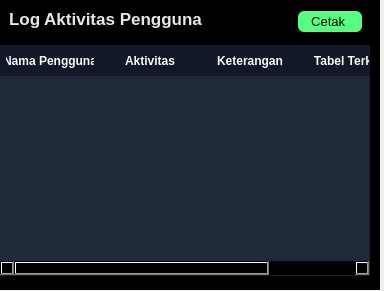
The window that ui/components/table_aktivitas.ui (efraimurelpalodang/tugas-akhir-visual-3) describes before a commit, drawn with Qt 5.
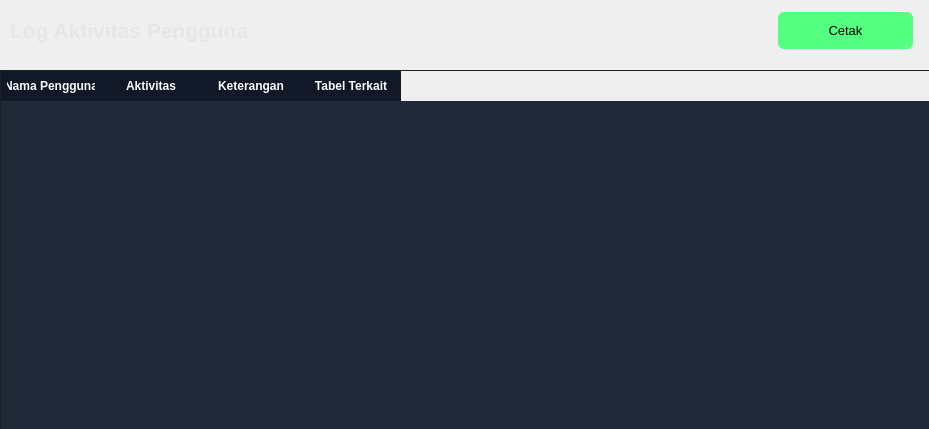
The same window after the commit.

```diff
--- a/ui/components/table_aktivitas.ui
+++ b/ui/components/table_aktivitas.ui
@@ -6,123 +6,20 @@
    <rect>
     <x>0</x>
     <y>0</y>
-    <width>384</width>
-    <height>291</height>
+    <width>929</width>
+    <height>429</height>
    </rect>
   </property>
   <property name="windowTitle">
    <string>Form</string>
   </property>
-  <widget class="QWidget" name="widget" native="true">
-   <property name="geometry">
-    <rect>
-     <x>-1</x>
-     <y>-1</y>
-     <width>381</width>
-     <height>291</height>
-    </rect>
-   </property>
-   <property name="styleSheet">
-    <string notr="true">background-color: rgb(0, 0, 0);</string>
-   </property>
-   <layout class="QVBoxLayout" name="verticalLayout">
-    <item>
-     <widget class="QFrame" name="frame">
-      <property name="maximumSize">
-       <size>
-        <width>16777215</width>
-        <height>40</height>
-       </size>
-      </property>
-      <property name="styleSheet">
-       <string notr="true">background-color: rgb(0, 0, 0);</string>
-      </property>
-      <property name="frameShape">
-       <enum>QFrame::StyledPanel</enum>
-      </property>
-      <property name="frameShadow">
-       <enum>QFrame::Raised</enum>
-      </property>
-      <layout class="QHBoxLayout" name="horizontalLayout">
-       <item>
-        <widget class="QLabel" name="label">
-         <property name="font">
-          <font>
-           <pointsize>13</pointsize>
-           <weight>75</weight>
-           <bold>true</bold>
-          </font>
-         </property>
-         <property name="styleSheet">
-          <string notr="true">color: rgb(230, 230, 230);</string>
-         </property>
-         <property name="text">
-          <string>Log Aktivitas Pengguna</string>
-         </property>
-        </widget>
-       </item>
-       <item>
-        <widget class="QPushButton" name="btn_report_aktivitas_user">
-         <property name="minimumSize">
-          <size>
-           <width>20</width>
-           <height>25</height>
-          </size>
-         </property>
-         <property name="maximumSize">
-          <size>
-           <width>80</width>
-           <height>16777215</height>
-          </size>
-         </property>
-         <property name="font">
-          <font>
-           <pointsize>10</pointsize>
-           <weight>50</weight>
-           <bold>false</bold>
-          </font>
-         </property>
-         <property name="styleSheet">
-          <string notr="true">QPushButton {
-	background-color: rgb(85, 255, 127);
-    border: none;
-    text-align: center;
-    font-size: 10pt;
-    border-radius: 6px;  /* Radius sedang, tidak terlalu bulat */
-    margin: 2px 8px;
-    color: rgb(0,0,0);
-}
-QPushButton:hover {
-	background-color: rgb(170, 255, 127);
-}
-</string>
-         </property>
-         <property name="text">
-          <string>Cetak </string>
-         </property>
-        </widget>
-       </item>
-      </layout>
-     </widget>
-    </item>
-    <item>
-     <widget class="QFrame" name="frame_2">
-      <property name="styleSheet">
-       <string notr="true">background-color: rgb(0, 0, 0);</string>
-      </property>
-      <property name="frameShape">
-       <enum>QFrame::StyledPanel</enum>
-      </property>
-      <property name="frameShadow">
-       <enum>QFrame::Raised</enum>
-      </property>
       <widget class="QTableWidget" name="tableWidget">
        <property name="geometry">
         <rect>
          <x>0</x>
-         <y>0</y>
-         <width>371</width>
-         <height>231</height>
+     <y>70</y>
+     <width>931</width>
+     <height>361</height>
         </rect>
        </property>
        <property name="styleSheet">
@@ -174,9 +71,57 @@
         </property>
        </column>
       </widget>
-     </widget>
-    </item>
-   </layout>
+  <widget class="QLabel" name="label_2">
+   <property name="geometry">
+    <rect>
+     <x>10</x>
+     <y>10</y>
+     <width>361</width>
+     <height>41</height>
+    </rect>
+   </property>
+   <property name="font">
+    <font>
+     <pointsize>16</pointsize>
+     <weight>75</weight>
+     <bold>true</bold>
+    </font>
+   </property>
+   <property name="styleSheet">
+    <string notr="true">color: rgb(230, 230, 230);</string>
+   </property>
+   <property name="text">
+    <string>Log Aktivitas Pengguna</string>
+   </property>
+  </widget>
+  <widget class="QPushButton" name="btn_report_aktivitas_user_2">
+   <property name="geometry">
+    <rect>
+     <x>770</x>
+     <y>10</y>
+     <width>151</width>
+     <height>41</height>
+    </rect>
+   </property>
+   <property name="styleSheet">
+    <string notr="true">QPushButton {
+	background-color: rgb(85, 255, 127);
+    border: none;
+    text-align: center;
+    font-size: 10pt;
+    border-radius: 6px;  /* Radius sedang, tidak terlalu bulat */
+    margin: 2px 8px;
+    color: rgb(0,0,0);
+}
+QPushButton:hover {
+	background-color: rgb(170, 255, 127);
+}
+
+</string>
+   </property>
+   <property name="text">
+    <string>Cetak</string>
+   </property>
   </widget>
  </widget>
  <resources/>
```
Lines whose indentation alone changed are shown as unchanged.
